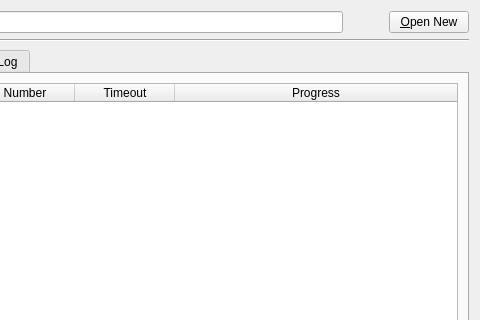
Qt form gui/mainwindow.ui (gradgrind/fetrunner) before a commit; both pictures show x 369 to 849 and y 0 to 320 of the 849 by 568 pixel window.
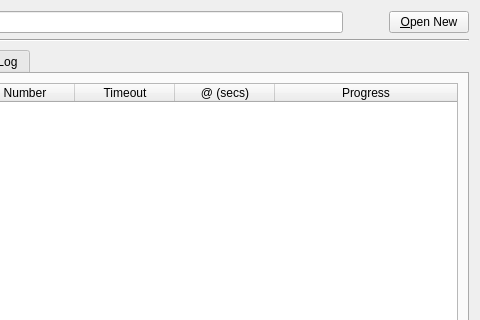
The same form after that commit.

```diff
--- a/gui/mainwindow.ui
+++ b/gui/mainwindow.ui
@@ -309,6 +309,11 @@
              <string>Timeout</string>
             </property>
            </column>
+           <column>
+            <property name="text">
+             <string>@ (secs)</string>
+            </property>
+           </column>
            <column>
             <property name="text">
              <string>Progress</string>
```
